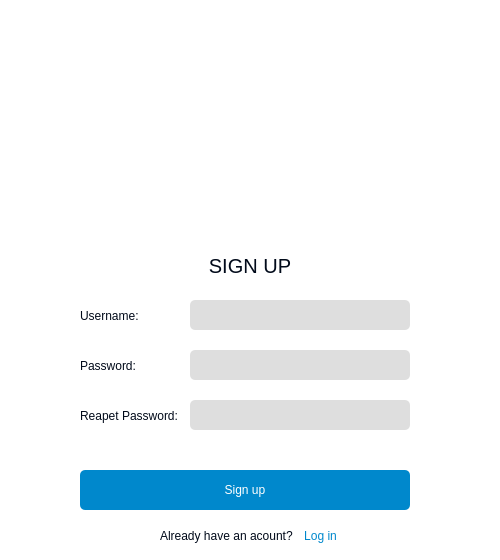
Above: src/signup.ui from Matin-Ardestani/Type-online-app before the change. Below: the same form after it.
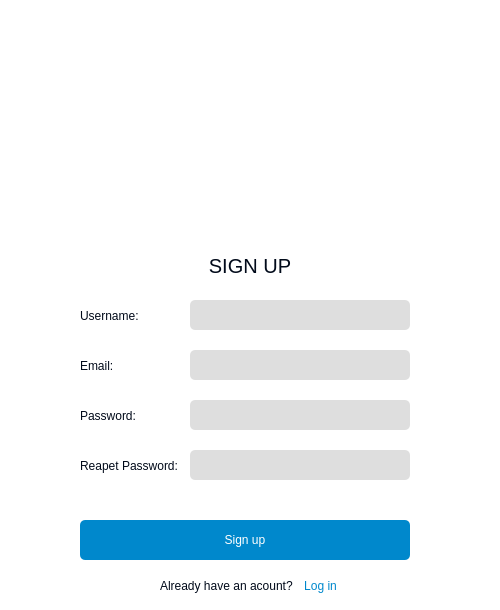
That is the form after the change. Icons and pictures are not drawn.

Diff of the .ui file:
```diff
--- a/src/signup.ui
+++ b/src/signup.ui
@@ -7,7 +7,7 @@
     <x>0</x>
     <y>0</y>
     <width>500</width>
-    <height>560</height>
+    <height>610</height>
    </rect>
   </property>
   <property name="windowTitle">
@@ -185,7 +185,7 @@
     <property name="geometry">
      <rect>
       <x>80</x>
-      <y>350</y>
+      <y>400</y>
       <width>100</width>
       <height>31</height>
      </rect>
@@ -231,7 +231,7 @@
     <property name="geometry">
      <rect>
       <x>190</x>
-      <y>350</y>
+      <y>400</y>
       <width>220</width>
       <height>30</height>
      </rect>
@@ -250,7 +250,7 @@
     <property name="geometry">
      <rect>
       <x>80</x>
-      <y>470</y>
+      <y>520</y>
       <width>330</width>
       <height>40</height>
      </rect>
@@ -275,7 +275,7 @@
     <property name="geometry">
      <rect>
       <x>160</x>
-      <y>520</y>
+      <y>570</y>
       <width>141</width>
       <height>31</height>
      </rect>
@@ -302,7 +302,7 @@
     <property name="geometry">
      <rect>
       <x>290</x>
-      <y>520</y>
+      <y>570</y>
       <width>61</width>
       <height>31</height>
      </rect>
@@ -332,7 +332,7 @@
     <property name="geometry">
      <rect>
       <x>80</x>
-      <y>400</y>
+      <y>450</y>
       <width>105</width>
       <height>31</height>
      </rect>
@@ -359,7 +359,7 @@
     <property name="geometry">
      <rect>
       <x>190</x>
-      <y>400</y>
+      <y>450</y>
       <width>220</width>
       <height>30</height>
      </rect>
@@ -378,7 +378,7 @@
     <property name="geometry">
      <rect>
       <x>80</x>
-      <y>440</y>
+      <y>490</y>
       <width>330</width>
       <height>20</height>
      </rect>
@@ -401,6 +401,52 @@
      <set>Qt::AlignCenter</set>
     </property>
    </widget>
+   <widget class="QLineEdit" name="email_en">
+    <property name="geometry">
+     <rect>
+      <x>190</x>
+      <y>350</y>
+      <width>220</width>
+      <height>30</height>
+     </rect>
+    </property>
+    <property name="font">
+     <font>
+      <family>Arial</family>
+      <pointsize>9</pointsize>
+     </font>
+    </property>
+    <property name="styleSheet">
+     <string notr="true">background-color: #DEDEDE;color: #010A1A;</string>
+    </property>
+   </widget>
+   <widget class="QLabel" name="emaillb">
+    <property name="geometry">
+     <rect>
+      <x>80</x>
+      <y>350</y>
+      <width>100</width>
+      <height>31</height>
+     </rect>
+    </property>
+    <property name="font">
+     <font>
+      <family>Arial</family>
+      <pointsize>9</pointsize>
+      <weight>50</weight>
+      <bold>false</bold>
+     </font>
+    </property>
+    <property name="styleSheet">
+     <string notr="true">color: #010A1A;</string>
+    </property>
+    <property name="text">
+     <string>Email:</string>
+    </property>
+    <property name="alignment">
+     <set>Qt::AlignLeading|Qt::AlignLeft|Qt::AlignVCenter</set>
+    </property>
+   </widget>
   </widget>
  </widget>
  <resources/>
```
